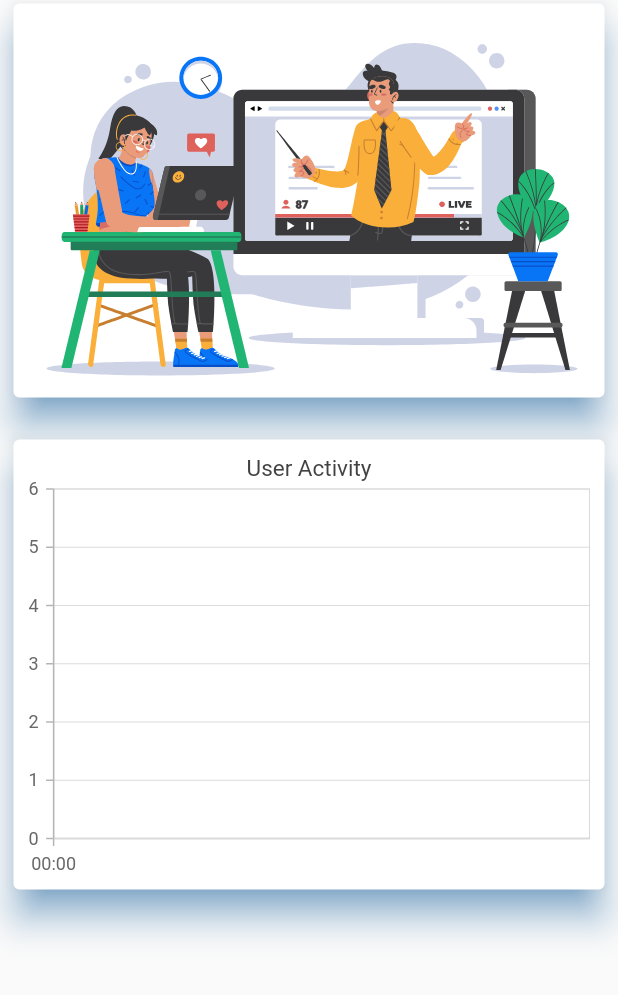
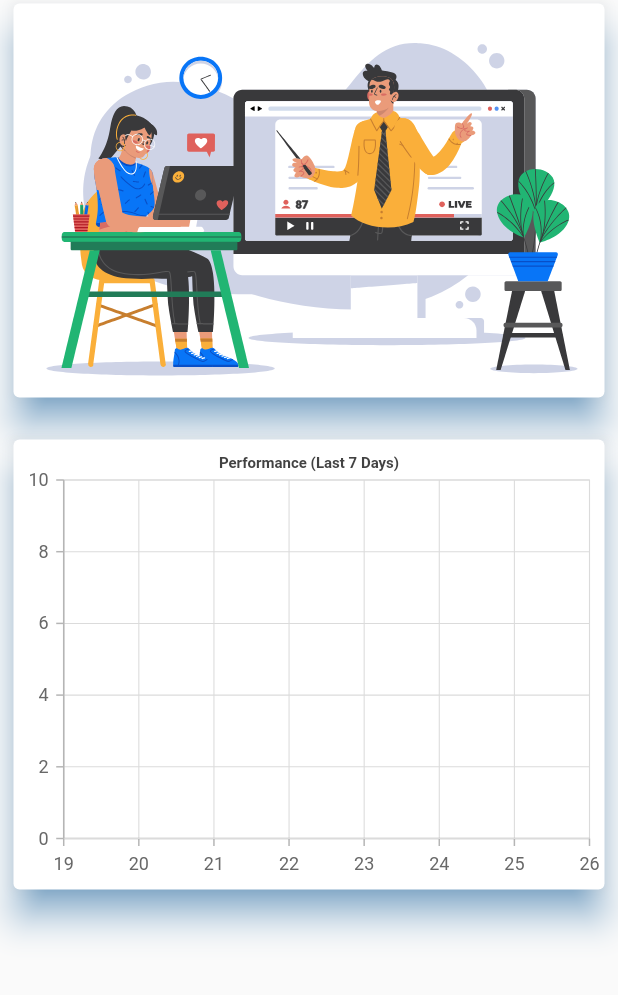
Before and after one commit to ximon-x/E-Learning, a Flutter app: the Dashboard screen opened directly, on a phone screen of 412 x 824 dp, the part 115-1110 px from its top. Run offline on Flutter 3.47's test engine with Material 2 defaults, Android fonts, the phone set to English and light mode, and no system bars; our stand-ins replace cloud_firestore, firebase_auth, firebase_core, flutter_easyloading, flutter_native_splash, google_sign_in and 2 more; missing offline and left inert: firebase_ui_auth, firebase_ui_oauth_google; accounts and stored records are empty; generated files the repository leaves out were written again.

Commit message:
feat: can now render user scores

```diff
--- a/client/lib/pages/dashboard.dart
+++ b/client/lib/pages/dashboard.dart
@@ -14,43 +14,59 @@ class Dashboard extends StatefulWidget {
 class _DashboardState extends State<Dashboard> {
   List scores = [];
 
-  Future fetchScores() async {
-    final fetchedScores = [];
+  List<ChartData> mathDataSource = [];
+  List<ChartData> englishDataSource = [];
+  List<ChartData> historyDataSource = [];
+  List<ChartData> generalDataSource = [];
+
+  fetchScores() async {
+    List fetchedScores = [];
     final collection = FirebaseFirestore.instance.collection("scores");
-    collection.get().then((value) {
+    await collection.get().then((value) {
       for (var element in value.docs) {
         final data = element.data();
 
-        if (data["user"] == FirebaseAuth.instance.currentUser!.uid) {
-          var score = {
-            "score": element["score"],
-            "date": element["timestamp"].toDate(),
-            "subject": element["subject"]
-          };
-          fetchedScores.add(score);
+        // if data is not older than 7 days
+        if (data["timestamp"].toDate().difference(DateTime.now()).inDays > 7) {
+          continue;
         }
+
+        // if data is not from current user
+        if (data["user"] != FirebaseAuth.instance.currentUser!.uid) {
+          continue;
+        }
+
+        var score = {
+          "subject": data["subject"],
+          "chartData": ChartData(data["timestamp"].toDate().day, data["score"])
+        };
+
+        fetchedScores.add(score);
       }
     });
 
-    //
     return fetchedScores;
   }
 
   @override
   initState() {
-    // final List<ChartData> chartData = [
-    //   ChartData(2010, 32),
-    //   ChartData(2011, 40),
-    //   ChartData(2012, 34),
-    //   ChartData(2013, 52),
-    //   ChartData(2014, 42),
-    //   ChartData(2015, 38),
-    //   ChartData(2016, 41),
-    // ];
+    fetchScores().then((value) {
+      setState(() {
+        scores = value;
 
-    fetchScores().then((value) => setState(() {
-          scores = value;
-        }));
+        for (var score in scores) {
+          if (score["subject"] == "Math") {
+            mathDataSource.add(score["chartData"]);
+          } else if (score["subject"] == "English") {
+            englishDataSource.add(score["chartData"]);
+          } else if (score["subject"] == "History") {
+            historyDataSource.add(score["chartData"]);
+          } else if (score["subject"] == "General") {
+            generalDataSource.add(score["chartData"]);
+          }
+        }
+      });
+    });
 
     super.initState();
   }
@@ -82,14 +98,48 @@ class _DashboardState extends State<Dashboard> {
             elevation: 10,
             shadowColor: Theme.of(context).primaryColor,
             child: SfCartesianChart(
-                primaryXAxis: DateTimeAxis(),
-                title: ChartTitle(text: "User Activity"),
-                series: const <ChartSeries>[
-                  // // Renders scatter chart
-                  // ScatterSeries<ChartData, DateTime>(
-                  //     dataSource: chartData,
-                  //     xValueMapper: (ChartData data, _) => data.x,
-                  //     yValueMapper: (ChartData data, _) => data.y)
+                primaryXAxis: NumericAxis(
+                  minimum: DateTime.now().day - 6,
+                  maximum: DateTime.now().day + 1,
+                  interval: 1,
+                ),
+                primaryYAxis: NumericAxis(
+                  minimum: 0,
+                  maximum: 10,
+                  interval: 2,
+                ),
+                title: ChartTitle(
+                    text: "Performance (Last 7 Days)",
+                    textStyle: const TextStyle(
+                        fontSize: 10, fontWeight: FontWeight.bold)),
+                series: <ChartSeries>[
+                  ScatterSeries(
+                      name: "Math",
+                      color: Colors.blue,
+                      dataSource: mathDataSource,
+                      xValueMapper: (data, _) {
+                        print(data);
+                        return data.day;
+                      },
+                      yValueMapper: (data, _) => data.score),
+                  ScatterSeries(
+                      name: "English",
+                      color: Colors.red,
+                      dataSource: englishDataSource,
+                      xValueMapper: (data, _) => data.day,
+                      yValueMapper: (data, _) => data.score),
+                  ScatterSeries(
+                      name: "History",
+                      color: Colors.green,
+                      dataSource: historyDataSource,
+                      xValueMapper: (data, _) => data.day,
+                      yValueMapper: (data, _) => data.score),
+                  ScatterSeries(
+                      name: "General",
+                      color: Colors.yellow,
+                      dataSource: generalDataSource,
+                      xValueMapper: (data, _) => data.day,
+                      yValueMapper: (data, _) => data.score),
                 ])),
       ),
       const Padding(padding: EdgeInsets.all(10)),
@@ -98,5 +148,8 @@ class _DashboardState extends State<Dashboard> {
 }
 
 class ChartData {
-  ChartData(int x, int y);
+  ChartData(this.day, this.score);
+
+  final int day;
+  final int score;
 }
```
